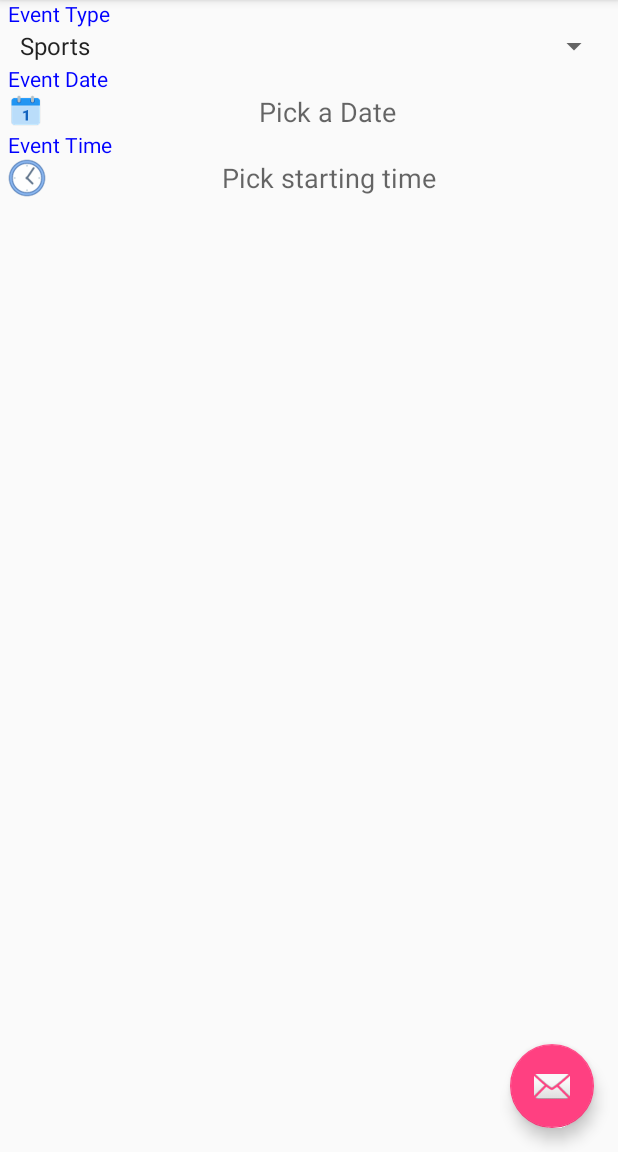
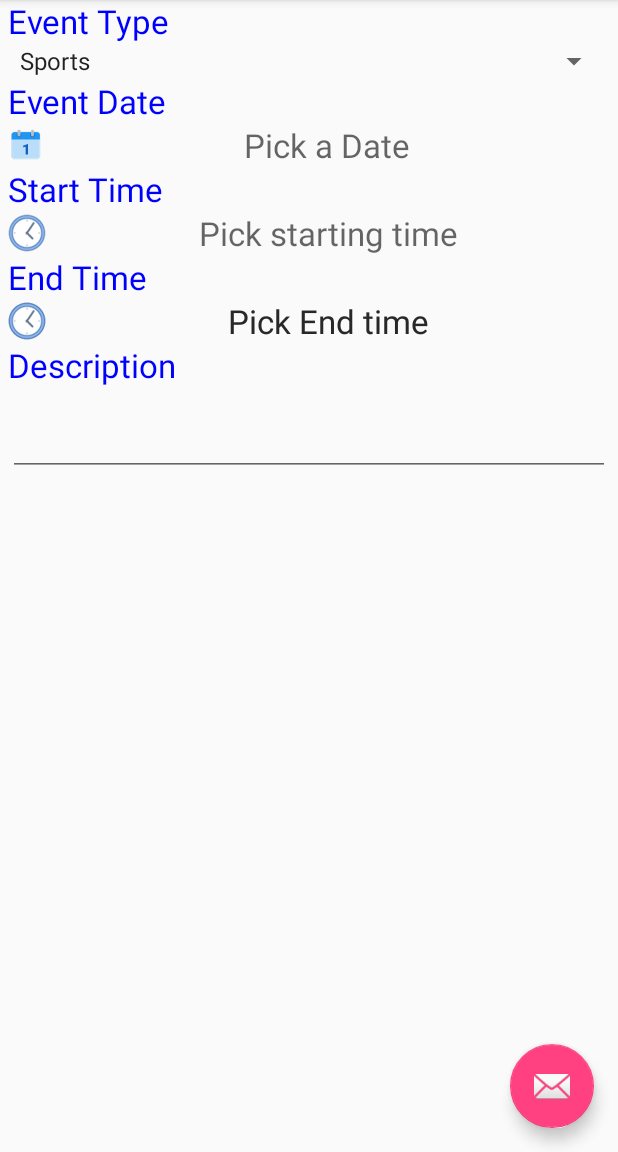
Before and after one commit to melyaman/Weew, an Android app: the fragment Create placed in its activity, on a phone screen of 412 x 824 dp, the part 84-1236 px from its top. Run offline under Robolectric (Android 15) with nearby library versions, the light colour scheme and no system bars.

Commit message:
updated event create fragment

```diff
--- a/app/src/main/java/preferences/android/eurecom/fr/weew3/Create.java
+++ b/app/src/main/java/preferences/android/eurecom/fr/weew3/Create.java
@@ -50,8 +50,10 @@ public class Create extends Fragment {
         spinner.setAdapter(adapter);
         ///// calendar popup ////
         final EditText edittext;
-        final EditText timetext;
-        timetext = (EditText) rootView.findViewById(R.id.eventTimeText);
+        final EditText startText;
+        final EditText endText;
+        startText = (EditText) rootView.findViewById(R.id.eventStartText);
+        endText = (EditText) rootView.findViewById(R.id.eventEndText);
         edittext = (EditText) rootView.findViewById(R.id.eventDateText);
         final Calendar myCalendar = Calendar.getInstance();
 
@@ -87,7 +89,7 @@ public class Create extends Fragment {
             }
         });
 
-        timetext.setOnClickListener(new View.OnClickListener() {
+        startText.setOnClickListener(new View.OnClickListener() {
 
                 @Override
                 public void onClick(View v) {
@@ -99,7 +101,7 @@ public class Create extends Fragment {
                     mTimePicker = new TimePickerDialog(rootView.getContext(), new TimePickerDialog.OnTimeSetListener() {
                         @Override
                         public void onTimeSet(TimePicker timePicker, int selectedHour, int selectedMinute) {
-                            timetext.setText( "" + selectedHour + ":" + selectedMinute);
+                            startText.setText( "" + selectedHour + ":" + selectedMinute);
                         }
                     }, hour, minute, true);
                     mTimePicker.setTitle("Select Time");
@@ -107,6 +109,26 @@ public class Create extends Fragment {
                 }
             });
 
+        endText.setOnClickListener(new View.OnClickListener() {
+
+            @Override
+            public void onClick(View v) {
+                // TODO Auto-generated method stub
+                Calendar mcurrentTime = Calendar.getInstance();
+                int hour = mcurrentTime.get(Calendar.HOUR_OF_DAY);
+                int minute = mcurrentTime.get(Calendar.MINUTE);
+                TimePickerDialog mTimePicker;
+                mTimePicker = new TimePickerDialog(rootView.getContext(), new TimePickerDialog.OnTimeSetListener() {
+                    @Override
+                    public void onTimeSet(TimePicker timePicker, int selectedHour, int selectedMinute) {
+                        endText.setText( "" + selectedHour + ":" + selectedMinute);
+                    }
+                }, hour, minute, true);
+                mTimePicker.setTitle("Select Time");
+                mTimePicker.show();
+            }
+        });
+
         return rootView;
     }
 }
--- a/app/src/main/res/layout/fragment_create.xml
+++ b/app/src/main/res/layout/fragment_create.xml
@@ -8,7 +8,7 @@
     <!-- TODO: Update blank fragment layout -->
 
 
-    <TextView
+    <TextView style="@android:style/TextAppearance.Large"
         android:text="Event Type"
         android:textColor="#0000FF"
         android:layout_width="match_parent"
@@ -16,7 +16,7 @@
         android:id="@+id/text_event_type"
         android:layout_marginTop="50dp"/>
 
-    <Spinner
+    <Spinner style="@android:style/TextAppearance.Large"
         android:id="@+id/eventTypeSpinner"
         android:layout_width="match_parent"
         android:layout_height="wrap_content"
@@ -24,7 +24,7 @@
         android:entries="@array/event_choices"
         android:layout_below="@id/text_event_type"
         />
-    <TextView
+    <TextView style="@android:style/TextAppearance.Large"
         android:text="Event Date"
         android:textColor="#0000FF"
         android:layout_width="match_parent"
@@ -32,7 +32,7 @@
         android:id="@+id/text_event_date"
         android:layout_below="@id/eventTypeSpinner"/>
 
-    <EditText
+    <EditText style="@android:style/TextAppearance.Large"
         android:layout_width="match_parent"
         android:layout_height="wrap_content"
         android:inputType="textPersonName"
@@ -45,26 +45,79 @@
         android:gravity="center"
         android:hint="Pick a Date"
         android:background="@drawable/edit_text_style"/>
-    <TextView
-        android:text="Event Time"
+    <TextView style="@android:style/TextAppearance.Large"
+        android:text="Start Time"
         android:textColor="#0000FF"
         android:layout_width="match_parent"
         android:layout_height="wrap_content"
-        android:id="@+id/text_event_time"
+        android:id="@+id/text_event_start"
         android:layout_below="@id/eventDateText"/>
-    <EditText
+    <EditText style="@android:style/TextAppearance.Large"
         android:layout_width="match_parent"
         android:layout_height="wrap_content"
         android:inputType="textPersonName"
         android:ems="10"
-        android:id="@+id/eventTimeText"
+        android:id="@+id/eventStartText"
         android:focusable="false"
         android:drawableLeft="@drawable/ic_clock"
-        android:layout_below="@id/text_event_time"
+        android:layout_below="@id/text_event_start"
         android:ellipsize="start"
         android:gravity="center"
         android:hint="Pick starting time"
         android:background="@drawable/edit_text_style"/>
+    <TextView style="@android:style/TextAppearance.Large"
+        android:text="End Time"
+        android:textColor="#0000FF"
+        android:layout_width="match_parent"
+        android:layout_height="wrap_content"
+        android:id="@+id/text_event_end"
+        android:layout_below="@id/eventStartText"/>
+    <EditText style="@android:style/TextAppearance.Large"
+        android:layout_width="match_parent"
+        android:layout_height="wrap_content"
+        android:inputType="textPersonName"
+        android:ems="10"
+        android:id="@+id/eventEndText"
+        android:focusable="false"
+        android:drawableLeft="@drawable/ic_clock"
+        android:layout_below="@id/text_event_end"
+        android:ellipsize="start"
+        android:gravity="center"
+        android:hint="Pick End time"
+        android:background="@drawable/edit_text_style"/>
+    <TextView style="@android:style/TextAppearance.Large"
+        android:text="Description"
+        android:textColor="#0000FF"
+        android:layout_width="match_parent"
+        android:layout_height="wrap_content"
+        android:id="@+id/text_event_description"
+        android:layout_below="@id/eventEndText"/>
+
+    <EditText
+        android:layout_width="wrap_content"
+        android:layout_height="wrap_content"
+        android:inputType="textMultiLine"
+        android:layout_below="@+id/text_event_description"
+        android:layout_alignParentLeft="true"
+        android:layout_alignParentStart="true"
+        android:layout_marginTop="14dp"
+        android:id="@+id/editText"
+        android:layout_alignParentRight="true"
+        android:layout_alignParentEnd="true" />
+
+    <EditText style="@android:style/TextAppearance.Large"
+        android:layout_width="match_parent"
+        android:layout_height="wrap_content"
+        android:inputType="textPersonName"
+        android:ems="10"
+        android:id="@+id/eventLocationText"
+        android:focusable="false"
+        android:drawableLeft="@drawable/ic_clock"
+        android:layout_below="@id/text_event_end"
+        android:ellipsize="start"
+        android:gravity="center"
+        android:hint="Pick End time"
+        android:background="@drawable/edit_text_style"/>
 
 
 </RelativeLayout>
```
